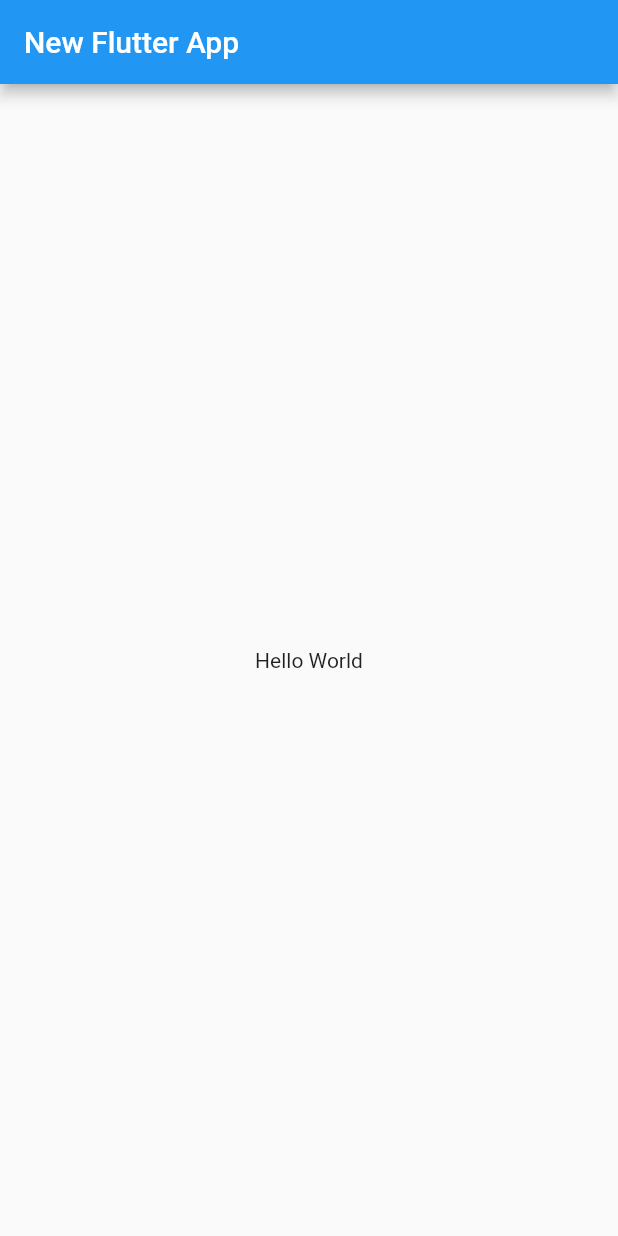
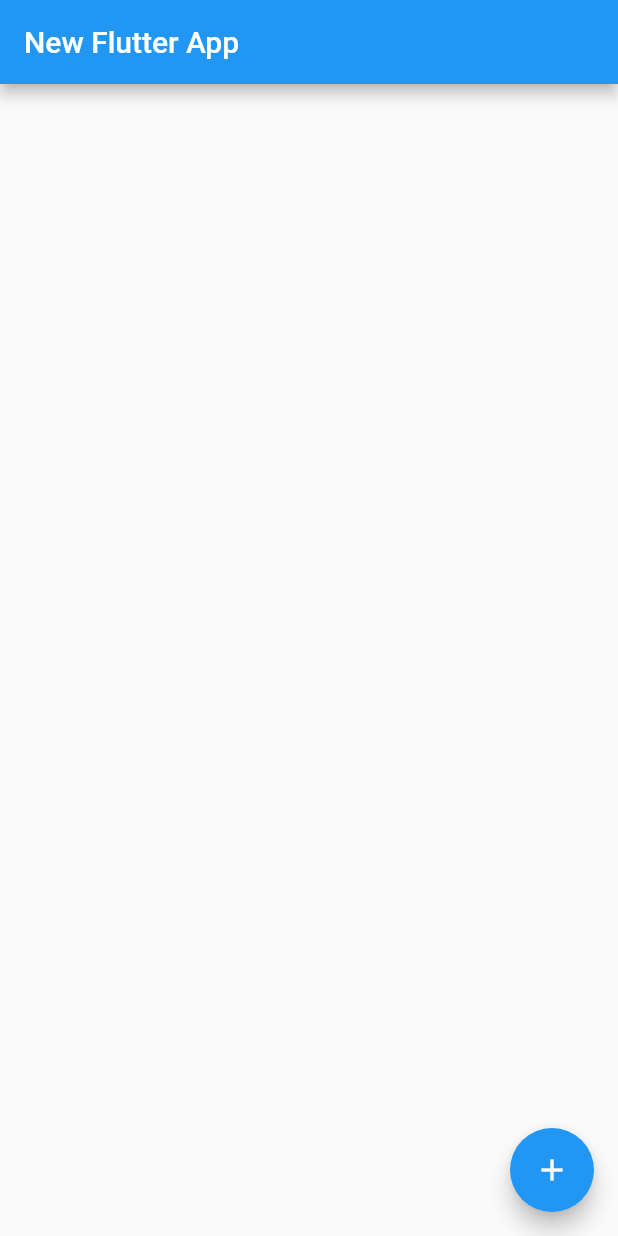
Before and after one commit to kylejava/DSCFlutterWorkshop, a Flutter app: the screen it shows after launch, on a phone screen of 412 x 824 dp. Run offline on Flutter 3.47's test engine with Material 2 defaults, Android fonts, the phone set to English and light mode, and no system bars.

```diff
--- a/helloworld/lib/main.dart
+++ b/helloworld/lib/main.dart
@@ -4,7 +4,14 @@ void main() {
   runApp(MyApp());
 }
 
-class MyApp extends StatelessWidget {
+
+class MyApp extends StatefulWidget {
+  @override
+  _MyAppState createState() => _MyAppState();
+}
+
+class _MyAppState extends State<MyApp> {
+  var hello = " ";
   @override
   Widget build(BuildContext context) {
     return MaterialApp( //Material App
@@ -13,9 +20,18 @@ class MyApp extends StatelessWidget {
           title: Text("New Flutter App"),
         ),
         body: Center(
-          child: Text("Hello World"),
+          child: Text('$hello'),
+        ),
+        floatingActionButton: FloatingActionButton(
+          onPressed: () {
+            setState(() {
+              hello = "Hello World";
+            });
+          },
+          child: Icon(Icons.add_outlined),
         ),
       ),
+
     );
   }
 }
@@ -31,6 +47,4 @@ class MyApp extends StatelessWidget {
   - Text: User's can add messeges in this widget
 
 
-
-
  */
```
